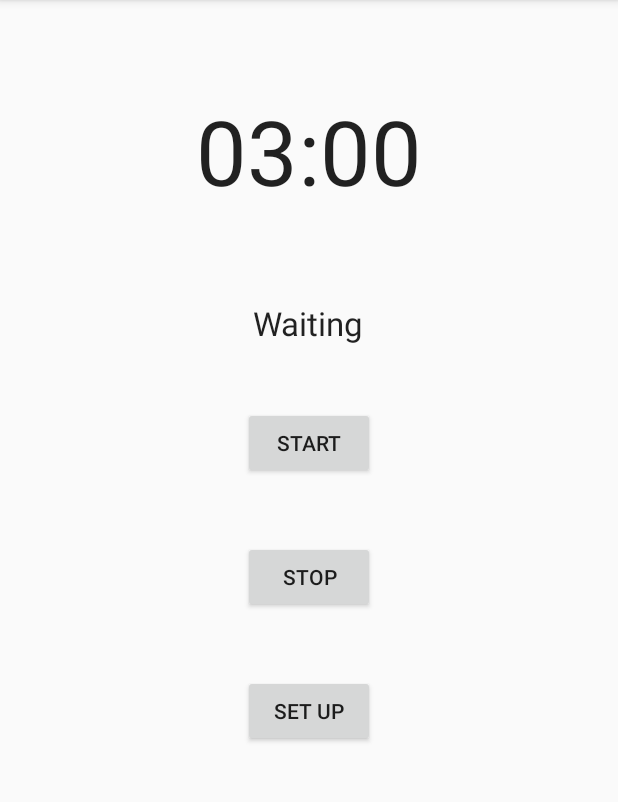
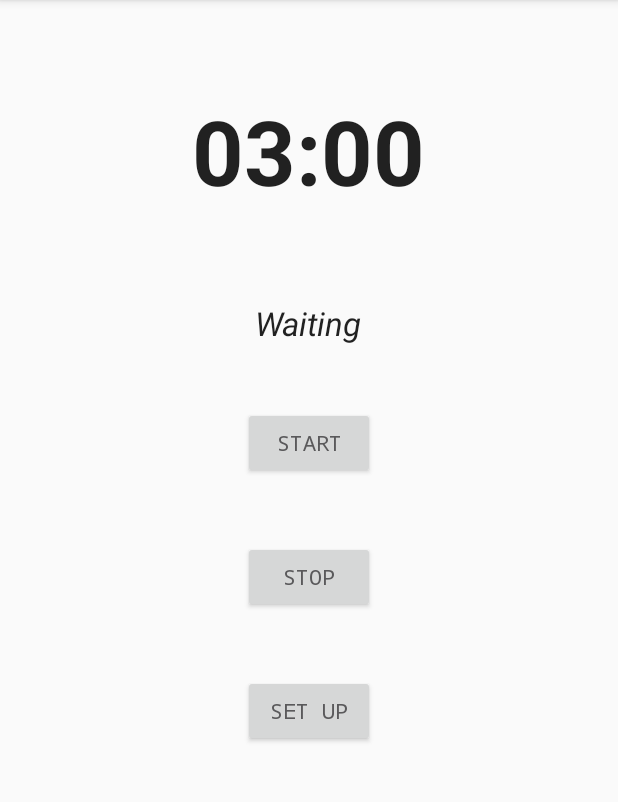
Before and after one commit to tbotalla/Multisports-Timer, an Android app: the screen it shows after launch (MainActivity), on a phone screen of 412 x 824 dp, the part 84-886 px from its top. Run offline under Robolectric (Android 15) with nearby library versions, the phone set to English and light mode, and no system bars.

Commit message:
modificados algunos estilos

```diff
--- a/app/src/main/res/layout/activity_main.xml
+++ b/app/src/main/res/layout/activity_main.xml
@@ -1,7 +1,7 @@
 <RelativeLayout xmlns:android="http://schemas.android.com/apk/res/android"
     xmlns:tools="http://schemas.android.com/tools"
     android:layout_width="match_parent"
-    android:layout_height="match_parent" >
+    android:layout_height="match_parent">
     <TextView
         android:id="@+id/LblTimeDisplayBox"
         android:layout_width="wrap_content"
@@ -10,9 +10,12 @@
         android:layout_centerHorizontal="true"
         android:layout_marginTop="60dp"
         android:text="@string/threeMin"
+        android:textSize="60sp"
+        android:textAppearance="?android:attr/textAppearanceLarge"
+        android:textStyle="bold"
         android:numeric="integer"
-        android:textSize="60dp"
-        android:textAppearance="?android:attr/textAppearanceLarge"/>
+        android:elegantTextHeight="true"
+        />
 
     <TextView
         android:id="@+id/LblInfoDisplayBox"
@@ -22,7 +25,8 @@
         android:layout_marginTop="60dp"
         android:text="@string/waiting"
         android:layout_below="@+id/LblTimeDisplayBox"
-        android:textAppearance="?android:attr/textAppearanceLarge"/>
+        android:textAppearance="?android:attr/textAppearanceLarge"
+        android:textStyle="italic"/>
 
     <Button
         android:id="@+id/BtnStart"
@@ -31,7 +35,10 @@
         android:layout_below="@+id/LblInfoDisplayBox"
         android:layout_centerHorizontal="true"
         android:layout_marginTop="41dp"
-        android:text="@string/start" />
+        android:text="@string/start"
+        android:textColor="@color/button_material_dark"
+        android:typeface="monospace" />
+
     <Button
         android:id="@+id/BtnStop"
         android:layout_width="wrap_content"
@@ -39,7 +46,9 @@
         android:layout_below="@+id/BtnStart"
         android:layout_marginTop="41dp"
         android:layout_centerHorizontal="true"
-        android:text="@string/stop" />
+        android:text="@string/stop"
+        android:textColor="@color/button_material_dark"
+        android:typeface="monospace" />
     <Button
         android:id="@+id/BtnSetup"
         android:layout_width="wrap_content"
@@ -47,6 +56,8 @@
         android:layout_below="@+id/BtnStop"
         android:layout_marginTop="41dp"
         android:layout_centerHorizontal="true"
-        android:text="@string/config" />
+        android:text="@string/config"
+        android:textColor="@color/button_material_dark"
+        android:typeface="monospace" />
 
 </RelativeLayout>
```
